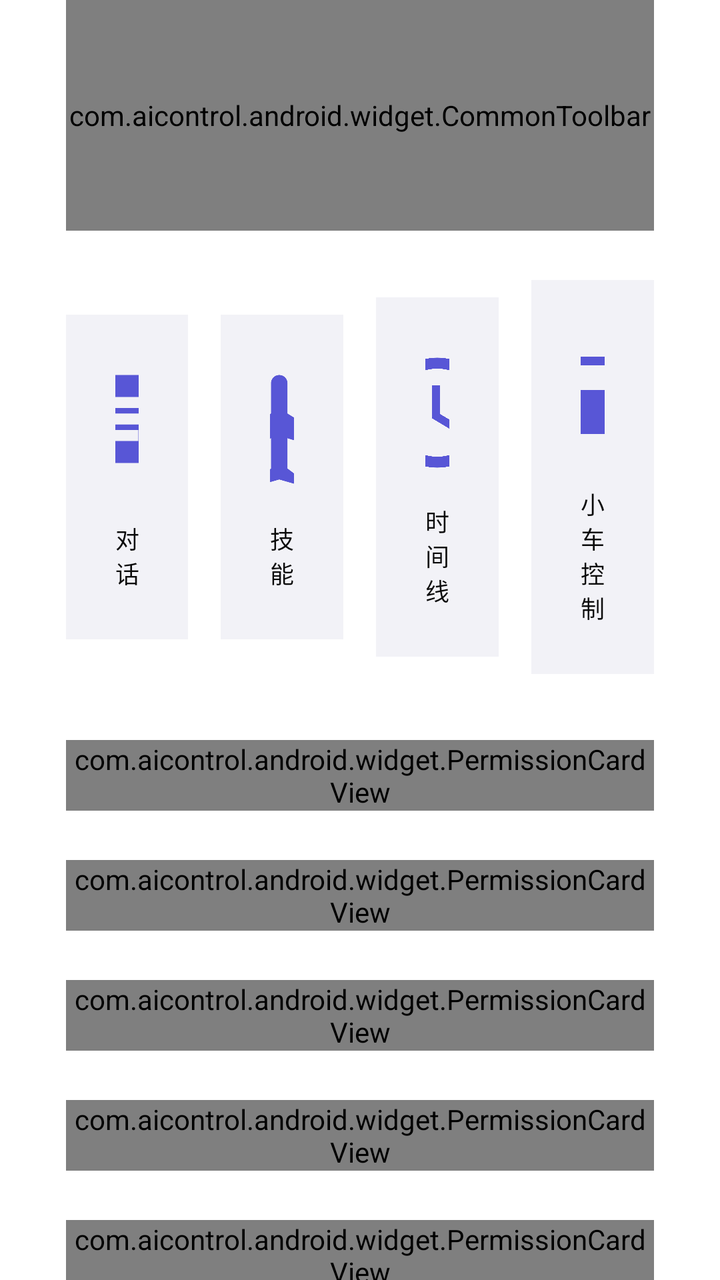
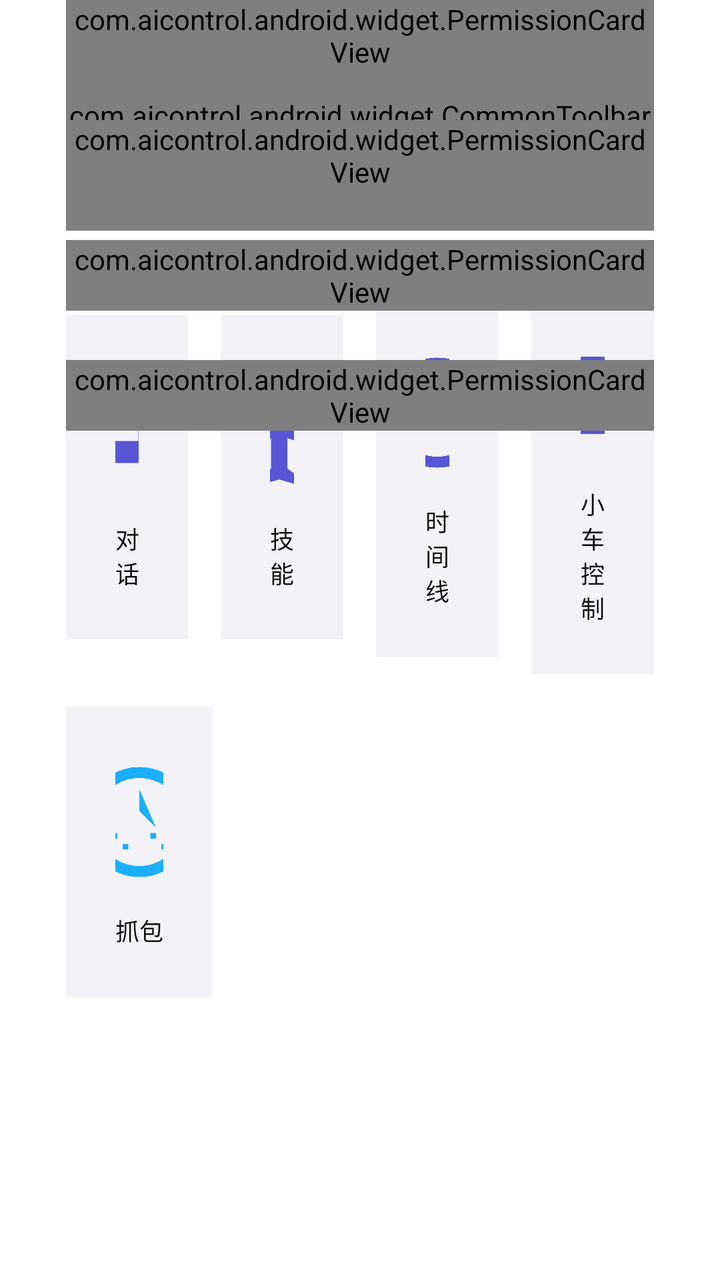

Two renders of the same Android screen: before a commit and after it. Below are the layout's source before the change and the commit's diff.
<!-- AndroidManifest.xml: application theme Theme.AiControl -->
<!-- res/layout/activity_home.xml -->
<?xml version="1.0" encoding="utf-8"?>
<androidx.constraintlayout.widget.ConstraintLayout
    xmlns:android="http://schemas.android.com/apk/res/android"
    xmlns:app="http://schemas.android.com/apk/res-auto"
    android:layout_width="match_parent"
    android:layout_height="match_parent"
    android:background="@color/colorBgPrimary"
    android:paddingHorizontal="16pt">

    <com.aicontrol.android.widget.CommonToolbar
        android:id="@+id/toolbar"
        android:layout_width="match_parent"
        android:layout_height="56pt"
        app:layout_constraintTop_toTopOf="parent" />

    <LinearLayout
        android:id="@+id/layoutQuickActions"
        android:layout_width="match_parent"
        android:layout_height="wrap_content"
        android:orientation="horizontal"
        android:gravity="center"
        android:layout_marginTop="12pt"
        app:layout_constraintTop_toBottomOf="@id/toolbar">

        <LinearLayout
            android:id="@+id/btnChat"
            android:layout_width="0dp"
            android:layout_height="wrap_content"
            android:layout_weight="1"
            android:orientation="vertical"
            android:gravity="center"
            android:padding="12pt"
            android:background="@color/colorBgSecondary">

            <ImageView
                android:layout_width="32pt"
                android:layout_height="32pt"
                android:src="@drawable/ic_chat"
                app:tint="@color/colorBrandPrimary" />

            <TextView
                android:layout_width="wrap_content"
                android:layout_height="wrap_content"
                android:layout_marginTop="6pt"
                android:text="@string/home_btn_chat"
                android:textColor="@color/colorTextPrimary"
                android:textSize="12sp" />

        </LinearLayout>

        <LinearLayout
            android:id="@+id/btnSkills"
            android:layout_width="0dp"
            android:layout_height="wrap_content"
            android:layout_weight="1"
            android:orientation="vertical"
            android:gravity="center"
            android:padding="12pt"
            android:layout_marginStart="8pt"
            android:background="@color/colorBgSecondary">

            <ImageView
                android:layout_width="32pt"
                android:layout_height="32pt"
                android:src="@drawable/ic_skills"
                app:tint="@color/colorBrandPrimary" />

            <TextView
                android:layout_width="wrap_content"
                android:layout_height="wrap_content"
                android:layout_marginTop="6pt"
                android:text="@string/home_btn_skills"
                android:textColor="@color/colorTextPrimary"
                android:textSize="12sp" />

        </LinearLayout>

        <LinearLayout
            android:id="@+id/btnTimeline"
            android:layout_width="0dp"
            android:layout_height="wrap_content"
            android:layout_weight="1"
            android:orientation="vertical"
            android:gravity="center"
            android:padding="12pt"
            android:layout_marginStart="8pt"
            android:background="@color/colorBgSecondary">

            <ImageView
                android:layout_width="32pt"
                android:layout_height="32pt"
                android:src="@drawable/ic_timeline"
                app:tint="@color/colorBrandPrimary" />

            <TextView
                android:layout_width="wrap_content"
                android:layout_height="wrap_content"
                android:layout_marginTop="6pt"
                android:text="@string/home_btn_timeline"
                android:textColor="@color/colorTextPrimary"
                android:textSize="12sp" />

        </LinearLayout>

        <LinearLayout
            android:id="@+id/btnCar"
            android:layout_width="0dp"
            android:layout_height="wrap_content"
            android:layout_weight="1"
            android:orientation="vertical"
            android:gravity="center"
            android:padding="12pt"
            android:layout_marginStart="8pt"
            android:background="@color/colorBgSecondary">

            <ImageView
                android:layout_width="32pt"
                android:layout_height="32pt"
                android:src="@drawable/ic_car"
                app:tint="@color/colorBrandPrimary" />

            <TextView
                android:layout_width="wrap_content"
                android:layout_height="wrap_content"
                android:layout_marginTop="6pt"
                android:text="@string/home_btn_car"
                android:textColor="@color/colorTextPrimary"
                android:textSize="12sp" />

        </LinearLayout>

    </LinearLayout>

    <com.aicontrol.android.widget.PermissionCardView
        android:id="@+id/cardAccessibility"
        android:layout_width="match_parent"
        android:layout_height="wrap_content"
        android:layout_marginTop="16pt"
        app:cardIcon="@drawable/ic_accessibility"
        app:cardTitle="@string/home_card_accessibility_title"
        app:cardSubtitle="@string/home_card_accessibility_subtitle"
        app:layout_constraintTop_toBottomOf="@id/layoutQuickActions" />

    <com.aicontrol.android.widget.PermissionCardView
        android:id="@+id/cardNotification"
        android:layout_width="match_parent"
        android:layout_height="wrap_content"
        android:layout_marginTop="12pt"
        app:cardIcon="@drawable/ic_notification"
        app:cardTitle="@string/home_card_notification_title"
        app:cardSubtitle="@string/home_card_notification_subtitle"
        app:layout_constraintTop_toBottomOf="@id/cardAccessibility" />

    <com.aicontrol.android.widget.PermissionCardView
        android:id="@+id/cardSystemWindow"
        android:layout_width="match_parent"
        android:layout_height="wrap_content"
        android:layout_marginTop="12pt"
        app:cardIcon="@drawable/ic_window"
        app:cardTitle="@string/home_card_system_window_title"
        app:cardSubtitle="@string/home_card_system_window_subtitle"
        app:layout_constraintTop_toBottomOf="@id/cardNotification" />

    <com.aicontrol.android.widget.PermissionCardView
        android:id="@+id/cardBattery"
        android:layout_width="match_parent"
        android:layout_height="wrap_content"
        android:layout_marginTop="12pt"
        app:cardIcon="@drawable/ic_battery"
        app:cardTitle="@string/home_card_battery_title"
        app:cardSubtitle="@string/home_card_battery_subtitle"
        app:layout_constraintTop_toBottomOf="@id/cardSystemWindow" />

    <com.aicontrol.android.widget.PermissionCardView
        android:id="@+id/cardStorage"
        android:layout_width="match_parent"
        android:layout_height="wrap_content"
        android:layout_marginTop="12pt"
        app:cardIcon="@drawable/ic_storage"
        app:cardTitle="@string/home_card_storage_title"
        app:cardSubtitle="@string/home_card_storage_subtitle"
        app:layout_constraintTop_toBottomOf="@id/cardBattery" />

    <com.aicontrol.android.widget.KButton
        android:id="@+id/btnCancelTask"
        android:layout_width="match_parent"
        android:layout_height="48pt"
        android:layout_marginTop="24pt"
        android:text="@string/home_cancel_task"
        android:textSize="16sp"
        android:visibility="gone"
        app:btnBackground="@color/colorErrorPrimary"
        app:btnTextColor="@color/colorErrorOnPrimary"
        app:layout_constraintTop_toBottomOf="@id/cardStorage" />

</androidx.constraintlayout.widget.ConstraintLayout>
<!-- resources referenced by this layout -->
<resources>
  <color name="colorBgPrimary">#FFFFFFFF</color>
  <color name="colorBgSecondary">#FFF2F2F7</color>
  <color name="colorBrandPrimary">#FF5856D6</color>
  <color name="colorErrorOnPrimary">#FFFFFFFF</color>
  <color name="colorErrorPrimary">#FFF6685D</color>
  <color name="colorTextPrimary">#F5000000</color>
  <!-- drawable ic_chat (drawable) -->
  <vector xmlns:android="http://schemas.android.com/apk/res/android"
      android:width="24dp"
      android:height="24dp"
      android:viewportWidth="24"
      android:viewportHeight="24">
      <path
          android:fillColor="#FFFFFF"
          android:pathData="M20,2H4c-1.1,0 -1.99,0.9 -1.99,2L2,22l4,-4h14c1.1,0 2,-0.9 2,-2V4c0,-1.1 -0.9,-2 -2,-2zM6,9h12v2H6V9zM14,14H6v-2h8v2zM18,8H6V6h12v2z"/>
  </vector>
  <!-- drawable ic_skills (drawable) -->
  <vector xmlns:android="http://schemas.android.com/apk/res/android"
      android:width="24dp"
      android:height="24dp"
      android:viewportWidth="24"
      android:viewportHeight="24">
      <path
          android:fillColor="#FF666666"
          android:pathData="M21,16v-2l-8,-5V3.5c0,-0.83 -0.67,-1.5 -1.5,-1.5S10,2.67 10,3.5V9l-8,5v2l8,-2.5V19l-2,1.5V22l3.5,-1 3.5,1v-1.5L13,19v-5.5l8,2.5z"/>
  </vector>
  <string name="home_btn_car">小车控制</string>
  <string name="home_btn_chat">对话</string>
  <string name="home_btn_skills">技能</string>
  <string name="home_btn_timeline">时间线</string>
  <string name="home_cancel_task">停止当前任务</string>
  <string name="home_card_accessibility_subtitle">用于自动化操控手机</string>
  <string name="home_card_accessibility_title">无障碍服务</string>
  <string name="home_card_battery_subtitle">防止后台终止</string>
  <string name="home_card_battery_title">电池白名单</string>
  <string name="home_card_notification_subtitle">显示运行状态</string>
  <string name="home_card_notification_title">常驻通知</string>
  <string name="home_card_storage_subtitle">读写设备文件</string>
  <string name="home_card_storage_title">文件访问</string>
  <string name="home_card_system_window_subtitle">悬浮面板覆盖</string>
  <string name="home_card_system_window_title">系统悬浮窗</string>
  <color name="colorBrandOnPrimary">#FFFFFFFF</color>
  <color name="colorBrandContainer">#FFF7F7FF</color>
  <color name="colorBrandOnContainer">#FF2F2D84</color>
  <color name="colorContainerBrighten">#FFFFFFFF</color>
  <color name="colorContainerBase">#FFF2F2F7</color>
  <color name="colorTextSecondary">#AD000000</color>
  <color name="colorBorderBase">#0F000000</color>
  <color name="colorBorderLow">#0A000000</color>
  <!-- unchanged entries left out for length: 8 -->
</resources>

<!-- the commit's change to res/layout/activity_home.xml (unified diff, before → after) -->
@@ -131,15 +131,68 @@
 
     </LinearLayout>
 
+    <LinearLayout
+        android:id="+id/layoutQuickActions2"
+        android:layout_width="match_parent"
+        android:layout_height="wrap_content"
+        android:orientation="horizontal"
+        android:gravity="center"
+        android:layout_marginTop="8pt"
+        app:layout_constraintTop_toBottomOf="@id/layoutQuickActions">
+
+        <LinearLayout
+            android:id="@+id/btnTcpdump"
+            android:layout_width="0dp"
+            android:layout_height="wrap_content"
+            android:layout_weight="1"
+            android:orientation="vertical"
+            android:gravity="center"
+            android:padding="12pt"
+            android:background="@color/colorBgSecondary">
+
+            <ImageView
+                android:layout_width="32pt"
+                android:layout_height="32pt"
+                android:src="@drawable/ic_tcpdump"
+                app:tint="@color/colorInfoPrimary" />
+
+            <TextView
+                android:layout_width="wrap_content"
+                android:layout_height="wrap_content"
+                android:layout_marginTop="6pt"
+                android:text="@string/home_btn_tcpdump"
+                android:textColor="@color/colorTextPrimary"
+                android:textSize="12sp" />
+
+        </LinearLayout>
+
+        <View
+            android:layout_width="0dp"
+            android:layout_height="0dp"
+            android:layout_weight="1" />
+
+        <View
+            android:layout_width="0dp"
+            android:layout_height="0dp"
+            android:layout_weight="1" />
+
+        <View
+            android:layout_width="0dp"
+            android:layout_height="0dp"
+            android:layout_weight="1" />
+
+    </LinearLayout>
+
     <com.aicontrol.android.widget.PermissionCardView
         android:id="@+id/cardAccessibility"
         android:layout_width="match_parent"
         android:layout_height="wrap_content"
         android:layout_marginTop="16pt"
+        android:visibility="gone"
         app:cardIcon="@drawable/ic_accessibility"
         app:cardTitle="@string/home_card_accessibility_title"
         app:cardSubtitle="@string/home_card_accessibility_subtitle"
-        app:layout_constraintTop_toBottomOf="@id/layoutQuickActions" />
+        app:layout_constraintTop_toBottomOf="@id/layoutQuickActions2" />
 
     <com.aicontrol.android.widget.PermissionCardView
         android:id="@+id/cardNotification"
@@ -149,7 +202,7 @@
         app:cardIcon="@drawable/ic_notification"
         app:cardTitle="@string/home_card_notification_title"
         app:cardSubtitle="@string/home_card_notification_subtitle"
-        app:layout_constraintTop_toBottomOf="@id/cardAccessibility" />
+        app:layout_constraintTop_toBottomOf="@id/layoutQuickActions2" />
 
     <com.aicontrol.android.widget.PermissionCardView
         android:id="@+id/cardSystemWindow"
<!-- resource entries referenced after the edit -->
@@ -5,6 +5,7 @@
   <color name="colorBrandPrimary">#FF5856D6</color>
   <color name="colorErrorOnPrimary">#FFFFFFFF</color>
   <color name="colorErrorPrimary">#FFF6685D</color>
+  <color name="colorInfoPrimary">#FF1AAFFF</color>
   <color name="colorTextPrimary">#F5000000</color>
   <!-- drawable ic_chat (drawable) -->
   <vector xmlns:android="http://schemas.android.com/apk/res/android"
@@ -26,9 +27,51 @@
           android:fillColor="#FF666666"
           android:pathData="M21,16v-2l-8,-5V3.5c0,-0.83 -0.67,-1.5 -1.5,-1.5S10,2.67 10,3.5V9l-8,5v2l8,-2.5V19l-2,1.5V22l3.5,-1 3.5,1v-1.5L13,19v-5.5l8,2.5z"/>
   </vector>
+  <!-- drawable ic_tcpdump (drawable) -->
+  <?xml version="1.0" encoding="utf-8"?>
+  <vector xmlns:android="http://schemas.android.com/apk/res/android"
+      android:width="24dp"
+      android:height="24dp"
+      android:viewportWidth="24"
+      android:viewportHeight="24">
+      
+      <path
+          android:fillColor="#000000"
+          android:pathData="M12,2C6.48,2 2,6.48 2,12s4.48,10 10,10 10,-4.48 10,-10S17.52,2 12,2zM12,20c-4.42,0 -8,-3.58 -8,-8s3.58,-8 8,-8 8,3.58 8,8 -3.58,8 -8,8z"/>
+      
+      <path
+          android:fillColor="#000000"
+          android:pathData="M12,6v4l3,3"/>
+      <path
+          android:fillColor="#000000"
+          android:pathData="M7.5,7.5L8.91,8.91"/>
+      <path
+          android:fillColor="#000000"
+          android:pathData="M6.34,11H8"/>
+      <path
+          android:fillColor="#000000"
+          android:pathData="M15.09,15.09L16.5,16.5"/>
+      <path
+          android:fillColor="#000000"
+          android:pathData="M16,11h1.66"/>
+      
+      <path
+          android:fillColor="#000000"
+          android:pathData="M7,14h1v1h-1z"/>
+      <path
+          android:fillColor="#000000"
+          android:pathData="M9,16h1v1h-1z"/>
+      <path
+          android:fillColor="#000000"
+          android:pathData="M14,14h1v1h-1z"/>
+      <path
+          android:fillColor="#000000"
+          android:pathData="M16,16h1v1h-1z"/>
+  </vector>
   <string name="home_btn_car">小车控制</string>
   <string name="home_btn_chat">对话</string>
   <string name="home_btn_skills">技能</string>
+  <string name="home_btn_tcpdump">抓包</string>
   <string name="home_btn_timeline">时间线</string>
   <string name="home_cancel_task">停止当前任务</string>
   <string name="home_card_accessibility_subtitle">用于自动化操控手机</string>
